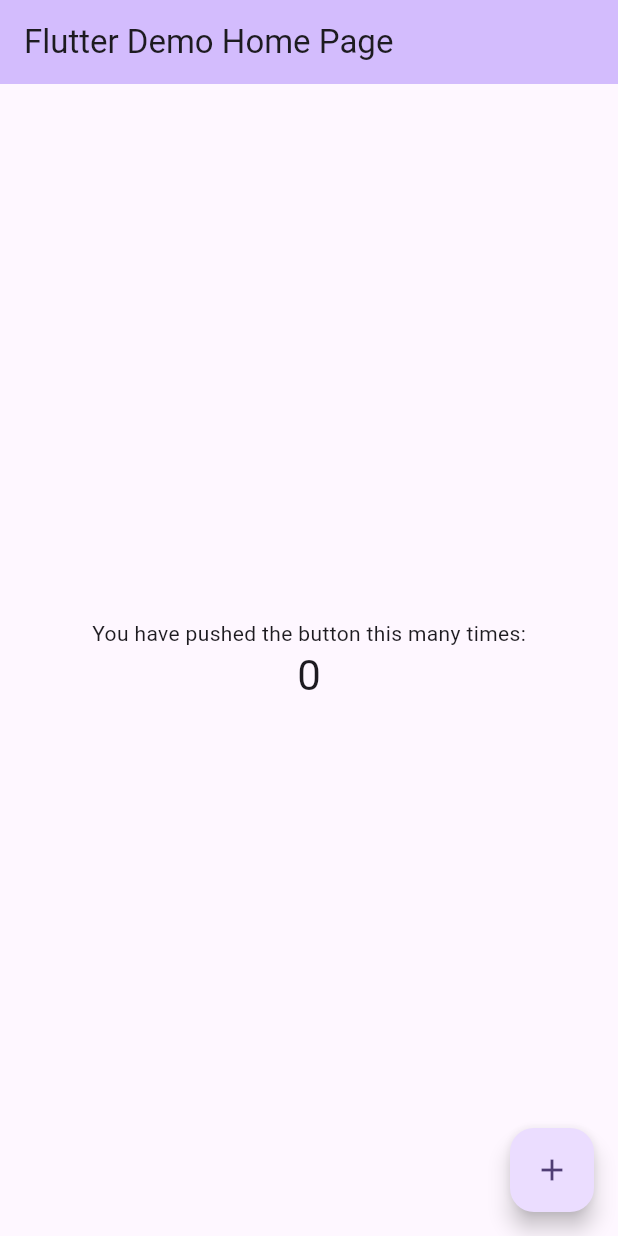
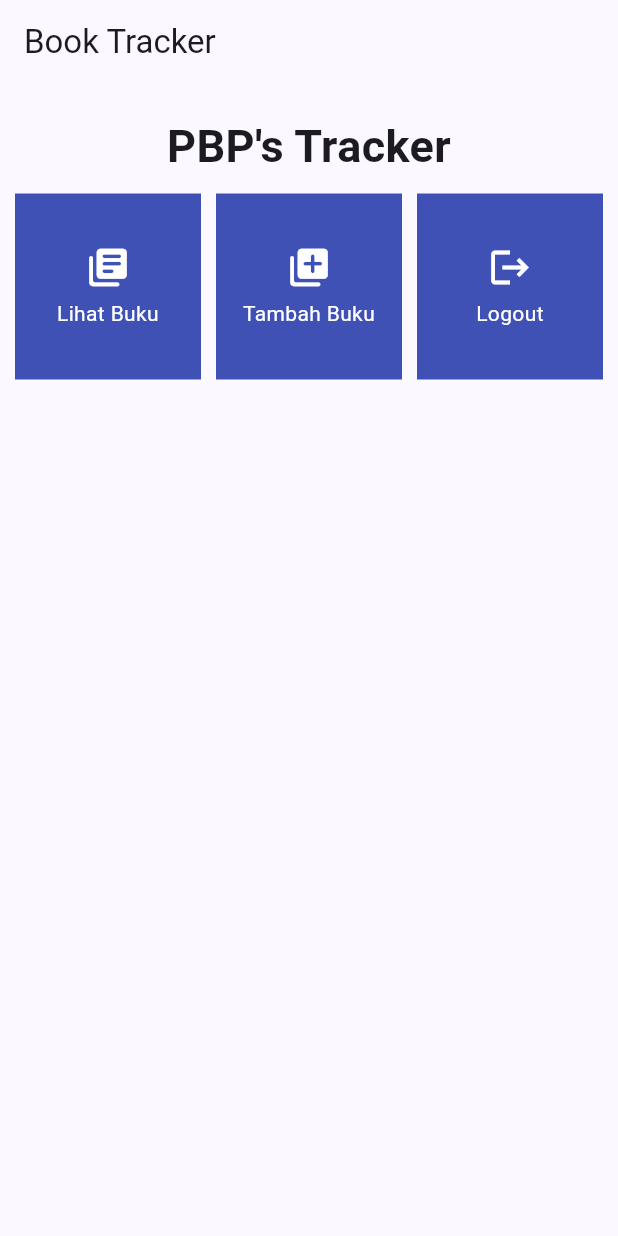
Before and after one commit to MagneticPole101/book-tracker-mobile, a Flutter app: the screen it shows after launch, on a phone screen of 412 x 824 dp. Run offline on Flutter 3.47's test engine with Material 3 defaults, Android fonts, the phone set to English and light mode, and no system bars.

Commit message:
Tutorial 6 finished

```diff
--- a/lib/main.dart
+++ b/lib/main.dart
@@ -1,4 +1,5 @@
 import 'package:flutter/material.dart';
+import 'package:book_tracker/menu.dart';
 
 void main() {
   runApp(const MyApp());
@@ -28,98 +29,10 @@ class MyApp extends StatelessWidget {
         //
         // This works for code too, not just values: Most code changes can be
         // tested with just a hot reload.
-        colorScheme: ColorScheme.fromSeed(seedColor: Colors.deepPurple),
+        colorScheme: ColorScheme.fromSeed(seedColor: Colors.indigo),
         useMaterial3: true,
       ),
-      home: const MyHomePage(title: 'Flutter Demo Home Page'),
+      home: MyHomePage(),
     );
   }
 }
-
-class MyHomePage extends StatefulWidget {
-  const MyHomePage({super.key, required this.title});
-
-  // This widget is the home page of your application. It is stateful, meaning
-  // that it has a State object (defined below) that contains fields that affect
-  // how it looks.
-
-  // This class is the configuration for the state. It holds the values (in this
-  // case the title) provided by the parent (in this case the App widget) and
-  // used by the build method of the State. Fields in a Widget subclass are
-  // always marked "final".
-
-  final String title;
-
-  @override
-  State<MyHomePage> createState() => _MyHomePageState();
-}
-
-class _MyHomePageState extends State<MyHomePage> {
-  int _counter = 0;
-
-  void _incrementCounter() {
-    setState(() {
-      // This call to setState tells the Flutter framework that something has
-      // changed in this State, which causes it to rerun the build method below
-      // so that the display can reflect the updated values. If we changed
-      // _counter without calling setState(), then the build method would not be
-      // called again, and so nothing would appear to happen.
-      _counter++;
-    });
-  }
-
-  @override
-  Widget build(BuildContext context) {
-    // This method is rerun every time setState is called, for instance as done
-    // by the _incrementCounter method above.
-    //
-    // The Flutter framework has been optimized to make rerunning build methods
-    // fast, so that you can just rebuild anything that needs updating rather
-    // than having to individually change instances of widgets.
-    return Scaffold(
-      appBar: AppBar(
-        // TRY THIS: Try changing the color here to a specific color (to
-        // Colors.amber, perhaps?) and trigger a hot reload to see the AppBar
-        // change color while the other colors stay the same.
-        backgroundColor: Theme.of(context).colorScheme.inversePrimary,
-        // Here we take the value from the MyHomePage object that was created by
-        // the App.build method, and use it to set our appbar title.
-        title: Text(widget.title),
-      ),
-      body: Center(
-        // Center is a layout widget. It takes a single child and positions it
-        // in the middle of the parent.
-        child: Column(
-          // Column is also a layout widget. It takes a list of children and
-          // arranges them vertically. By default, it sizes itself to fit its
-          // children horizontally, and tries to be as tall as its parent.
-          //
-          // Column has various properties to control how it sizes itself and
-          // how it positions its children. Here we use mainAxisAlignment to
-          // center the children vertically; the main axis here is the vertical
-          // axis because Columns are vertical (the cross axis would be
-          // horizontal).
-          //
-          // TRY THIS: Invoke "debug painting" (choose the "Toggle Debug Paint"
-          // action in the IDE, or press "p" in the console), to see the
-          // wireframe for each widget.
-          mainAxisAlignment: MainAxisAlignment.center,
-          children: <Widget>[
-            const Text(
-              'You have pushed the button this many times:',
-            ),
-            Text(
-              '$_counter',
-              style: Theme.of(context).textTheme.headlineMedium,
-            ),
-          ],
-        ),
-      ),
-      floatingActionButton: FloatingActionButton(
-        onPressed: _incrementCounter,
-        tooltip: 'Increment',
-        child: const Icon(Icons.add),
-      ), // This trailing comma makes auto-formatting nicer for build methods.
-    );
-  }
-}
--- /dev/null
+++ b/lib/menu.dart
@@ -0,0 +1,111 @@
+import 'package:flutter/material.dart';
+
+class MyHomePage extends StatelessWidget {
+    MyHomePage({Key? key}) : super(key: key);
+
+    final List<TrackerItem> items = [
+        TrackerItem("Lihat Buku", Icons.library_books_rounded),
+        TrackerItem("Tambah Buku", Icons.library_add_rounded),
+        TrackerItem("Logout", Icons.logout),
+    ];
+
+    @override
+    Widget build(BuildContext context) {
+        return Scaffold(
+        appBar: AppBar(
+        title: const Text(
+            'Book Tracker',
+        ),
+        ),
+        body: SingleChildScrollView(
+        // Widget wrapper yang dapat discroll
+        child: Padding(
+            padding: const EdgeInsets.all(10.0), // Set padding dari halaman
+            child: Column(
+            // Widget untuk menampilkan children secara vertikal
+            children: <Widget>[
+                const Padding(
+                padding: EdgeInsets.only(top: 10.0, bottom: 10.0),
+                // Widget Text untuk menampilkan tulisan dengan alignment center dan style yang sesuai
+                child: Text(
+                    'PBP\'s Tracker', // Text yang menandakan tracker
+                    textAlign: TextAlign.center,
+                    style: TextStyle(
+                    fontSize: 30,
+                    fontWeight: FontWeight.bold,
+                    ),
+                ),
+                ),
+                // Grid layout
+                GridView.count(
+                // Container pada card kita.
+                primary: true,
+                //padding: const EdgeInsets.all(20),
+                crossAxisSpacing: 10,
+                mainAxisSpacing: 10,
+                crossAxisCount: 3,
+                shrinkWrap: true,
+                children: items.map((TrackerItem item) {
+                    // Iterasi untuk setiap item
+                    return TrackerCard(item);
+                }).toList(),
+                ),
+            ],
+            ),
+        ),
+        ),
+    );
+    }
+}
+
+class TrackerItem {
+    final String name;
+    final IconData icon;
+
+    TrackerItem(this.name, this.icon);
+}
+
+class TrackerCard extends StatelessWidget {
+    final TrackerItem item;
+
+    const TrackerCard(this.item, {super.key}); // Constructor
+
+    @override
+    Widget build(BuildContext context) {
+    return Material(
+        color: Colors.indigo,
+        child: InkWell(
+        // Area responsive terhadap sentuhan
+        onTap: () {
+            // Memunculkan SnackBar ketika diklik
+            ScaffoldMessenger.of(context)
+            ..hideCurrentSnackBar()
+            ..showSnackBar(SnackBar(
+                content: Text("Kamu telah menekan tombol ${item.name}!")));
+        },
+        child: Container(
+            // Container untuk menyimpan Icon dan Text
+            padding: const EdgeInsets.all(8),
+            child: Center(
+            child: Column(
+                mainAxisAlignment: MainAxisAlignment.center,
+                children: [
+                Icon(
+                    item.icon,
+                    color: Colors.white,
+                    size: 30.0,
+                ),
+                const Padding(padding: EdgeInsets.all(3)),
+                Text(
+                    item.name,
+                    textAlign: TextAlign.center,
+                    style: const TextStyle(color: Colors.white),
+                ),
+                ],
+            ),
+            ),
+        ),
+        ),
+    );
+    }
+}
```
